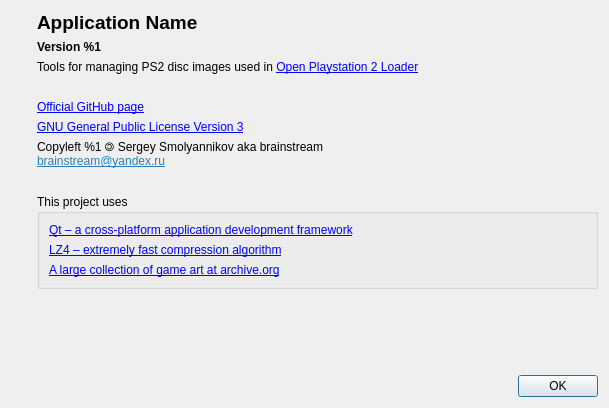
Old version of the form src/OplPcTools/UI/AboutDialog.ui in the repository brainstream/OPL-PC-Tools.
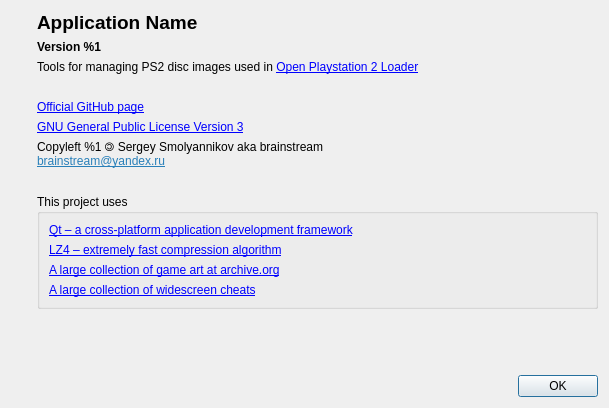
New version of the form. Icons and pictures are not drawn.

Commit message:
Cheat support
Issue #29 addressed

```diff
--- a/src/OplPcTools/UI/AboutDialog.ui
+++ b/src/OplPcTools/UI/AboutDialog.ui
@@ -224,6 +224,16 @@
           </property>
          </widget>
         </item>
+        <item>
+         <widget class="QLabel" name="label">
+          <property name="text">
+           <string>&lt;a href=&quot;https://github.com/PS2-Widescreen/OPL-Widescreen-Cheats&quot;&gt;A large collection of widescreen cheats&lt;/a&gt;</string>
+          </property>
+          <property name="openExternalLinks">
+           <bool>true</bool>
+          </property>
+         </widget>
+        </item>
        </layout>
       </widget>
      </item>
```
The commit also changes 20 other files.
